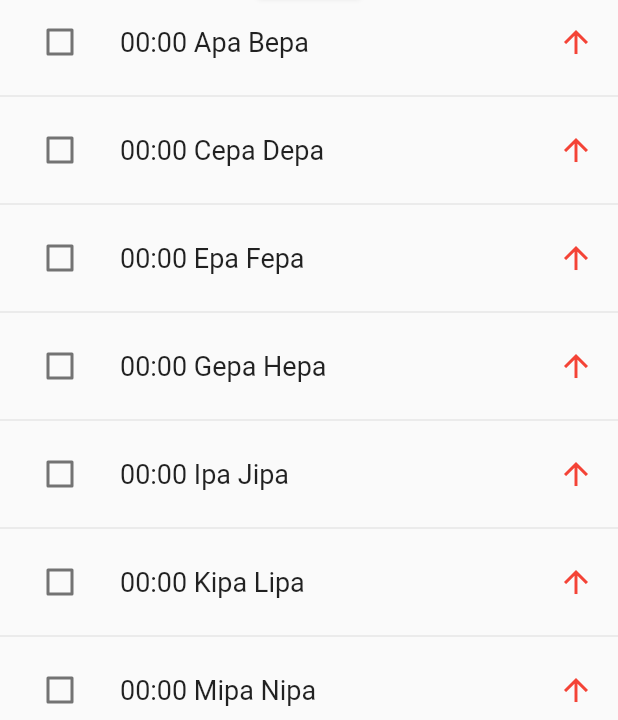
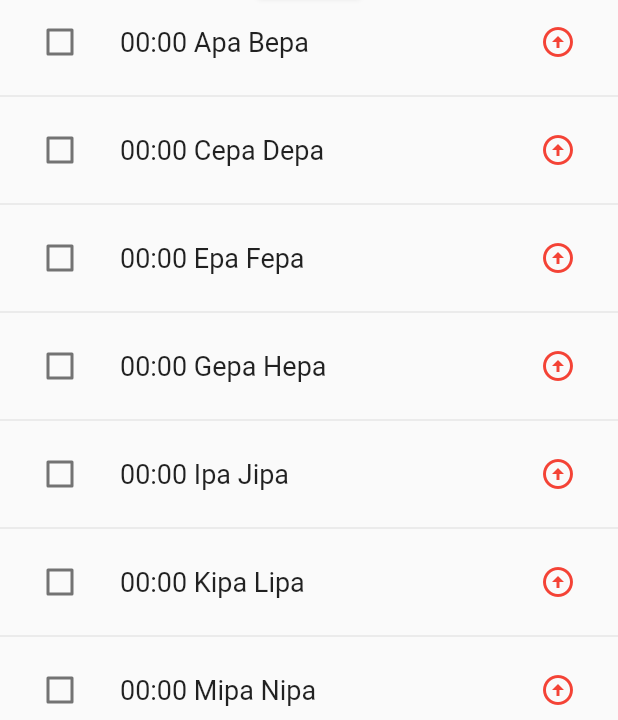
Before and after one commit to zoomix/flutter_byte, a Flutter app: the screen it shows after launch, on a phone screen of 412 x 824 dp, the part 516-1236 px from its top. Run offline on Flutter 3.47's test engine with Material 2 defaults, Android fonts, the phone set to English and light mode, and no system bars; our stand-ins replace timer_builder.

Commit message:
Toggle starting position by tapping the arrow

```diff
--- a/lib/main.dart
+++ b/lib/main.dart
@@ -215,11 +215,18 @@ class _PersonListState extends State<PersonList> {
         });
   }
 
-  Widget _trailing() {
-    return const Icon(
-      Icons.arrow_upward,
-      color: Colors.red,
-      semanticLabel: "Position",
+  Widget _trailing(Position position) {
+    return IconButton(
+      onPressed: () {
+        setState(() {
+          position.togglePosition();
+        });
+      },
+      icon: Icon(
+        position.getIcon(),
+        color: Colors.red,
+        semanticLabel: "Position",
+      ),
     );
   }
 
@@ -245,7 +252,7 @@ class _PersonListState extends State<PersonList> {
             "$timePlayed $personName",
             style: const TextStyle(fontSize: 18),
           ),
-          trailing: _trailing(),
+          trailing: _trailing(position),
         );
       }),
     );
--- a/lib/model/position.dart
+++ b/lib/model/position.dart
@@ -1,8 +1,9 @@
+import 'package:flutter/material.dart';
 import 'package:intl/intl.dart';
 import 'package:lag_byte/model/person.dart';
 
 class Position {
-  final String pos;
+  String pos;
   final Person person;
   final List<PlayEvent> history = [];
   bool nextUp = false;
@@ -49,6 +50,33 @@ class Position {
   void setNextUp(bool value) {
     nextUp = value;
   }
+
+  void togglePosition() {
+    if (pos == 'right') {
+      pos = 'defender';
+    } else if (pos == 'defender') {
+      pos = 'left';
+    } else if (pos == 'left') {
+      pos = 'top';
+    } else {
+      pos = 'right';
+    }
+  }
+
+  IconData getIcon() {
+    switch (pos) {
+      case 'top':
+        return Icons.arrow_circle_up_outlined;
+      case 'left':
+        return Icons.arrow_circle_left_outlined;
+      case 'right':
+        return Icons.arrow_circle_right_outlined;
+      case 'defender':
+        return Icons.arrow_circle_down_outlined;
+      default:
+        return Icons.arrow_circle_up_outlined;
+    }
+  }
 }
 
 class PlayEvent {
```
